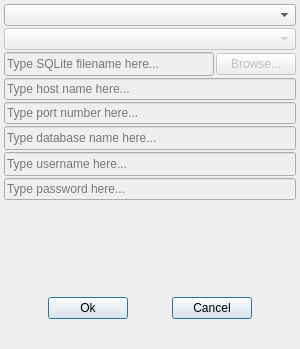
Above: spinetoolbox/ui/add_db_reference.ui from spine-tools/Spine-Toolbox before the change. Below: the same form after it.
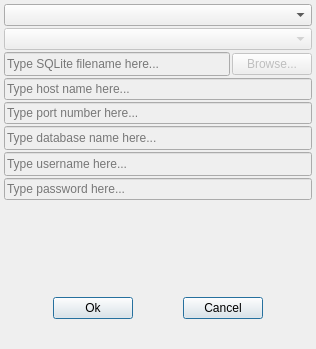
That is the form after the change.

Diff of the .ui file:
```diff
--- a/spinetoolbox/ui/add_db_reference.ui
+++ b/spinetoolbox/ui/add_db_reference.ui
@@ -29,7 +29,7 @@
    <rect>
     <x>0</x>
     <y>0</y>
-    <width>300</width>
+    <width>316</width>
     <height>349</height>
    </rect>
   </property>
```
Left out of the diff: 5 changed lines with no effect on the pictures.
